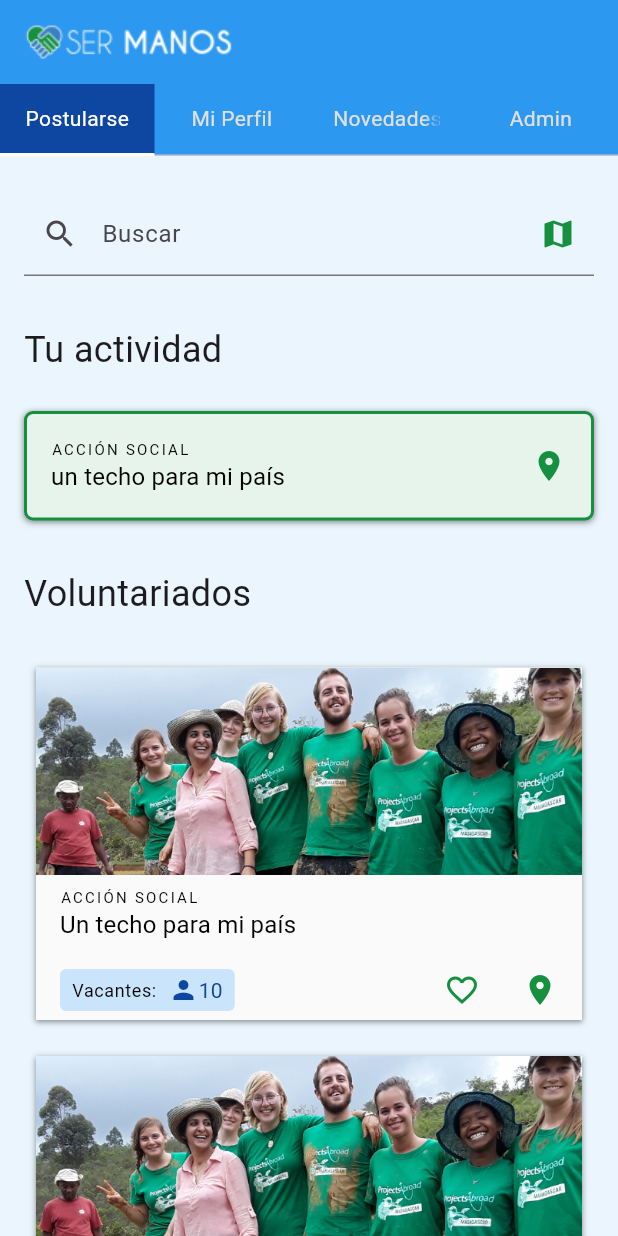
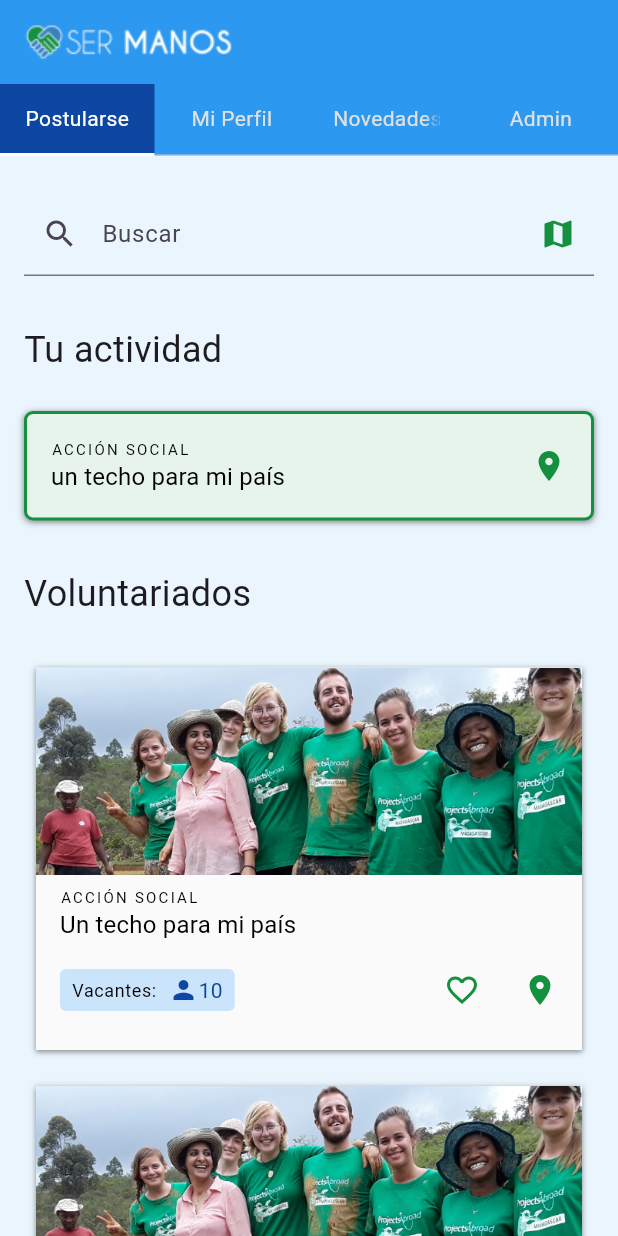
Before and after one commit to anitacruz/equipo_estrella, a Flutter app: the screen it shows after launch, on a phone screen of 412 x 824 dp. Run offline on Flutter 3.47's test engine with Material 2 defaults, Android fonts, the phone set to English and light mode, and no system bars; our stand-ins replace cloud_firestore, firebase_core, go_router; accounts and stored records are empty.

Commit message:
fix: volunteercard height

```diff
--- a/lib/widgets/cards/volunteer_card.dart
+++ b/lib/widgets/cards/volunteer_card.dart
@@ -29,24 +29,19 @@
                               location: "Buenos aires")))
                 },
             child: Container(
-                height: 235, //247,
+                // height: 235, //247,
                 alignment: Alignment.center,
                 margin: const EdgeInsets.only(bottom: 24),
                 decoration: ManosShadows.shadow1,
-                child: Expanded(
-                  child: Column(children: [
-                    SizedBox(
-                        height: 138,
-                        child: Image.asset(
-                          "assets/placeholder.png",
-                          fit: BoxFit.fitWidth,
-                          width: double.infinity,
-                        )),
-                    Expanded(
-                      child: VolunteerCardDescription(
-                          category: category, title: title),
-                    )
-                  ]),
-                ))));
+                child: Column(
+                    crossAxisAlignment: CrossAxisAlignment.stretch,
+                    children: [
+                      Image.asset("assets/placeholder.png",
+                          height: 138, fit: BoxFit.cover),
+                      VolunteerCardDescription(category: category, title: title)
+                    ]))));
   }
 }
+
+
+//TODO: intrinsinc height
--- a/lib/widgets/cards/volunteer_card_description.dart
+++ b/lib/widgets/cards/volunteer_card_description.dart
@@ -26,14 +26,10 @@
 
   @override
   Widget build(BuildContext context) {
-    return Center(
-        child: Container(
-            width: 1000,
+    return Container(
+        // width: 1000,
         padding: const EdgeInsets.only(
-                left: 16,
-                right: 16,
-                bottom: 16,
-                top: 8), //const EdgeInsets.all(6),
+            left: 16, right: 16, bottom: 16, top: 8), //const EdgeInsets.all(6),
         // margin:
         //     const EdgeInsets.only(left: 16, right: 16, bottom: 16, top: 4),
         child: Column(children: [
@@ -60,9 +56,8 @@
                   Row(
                     children: [
                       IconButton(
-                            icon: Icon(_isFav
-                                ? Icons.favorite
-                                : Icons.favorite_border),
+                        icon: Icon(
+                            _isFav ? Icons.favorite : Icons.favorite_border),
                         color: ManosColors.primary100,
                         iconSize: 24,
                         onPressed: () => setState(() {
@@ -76,6 +71,6 @@
                   )
                 ],
               ))
-            ])));
+        ]));
   }
 }
```
Lines whose indentation alone changed are shown as unchanged.
